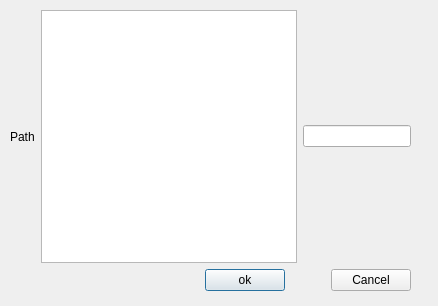
AnthonyChiavelli/GitVisualizationTool, file gitinitdialog.ui: the form before one commit.
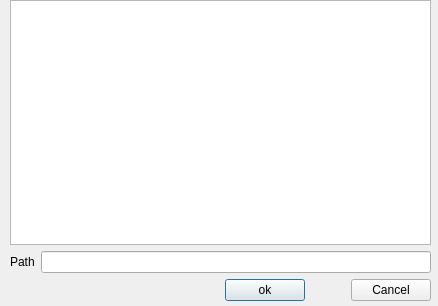
The form after the commit.

Diff of the .ui file:
```diff
--- a/gitinitdialog.ui
+++ b/gitinitdialog.ui
@@ -17,12 +17,15 @@
    <property name="geometry">
     <rect>
      <x>10</x>
-     <y>10</y>
-     <width>401</width>
-     <height>281</height>
+     <y>0</y>
+     <width>421</width>
+     <height>301</height>
     </rect>
    </property>
    <layout class="QVBoxLayout" name="verticalLayout">
+    <item>
+     <widget class="QTreeView" name="treeView"/>
+    </item>
     <item>
      <layout class="QHBoxLayout" name="horizontalLayout_2">
       <item>
@@ -35,9 +38,6 @@
         </property>
        </widget>
       </item>
-      <item>
-       <widget class="QTreeView" name="treeView"/>
-      </item>
       <item>
        <widget class="QLineEdit" name="lineEdit"/>
       </item>
```
